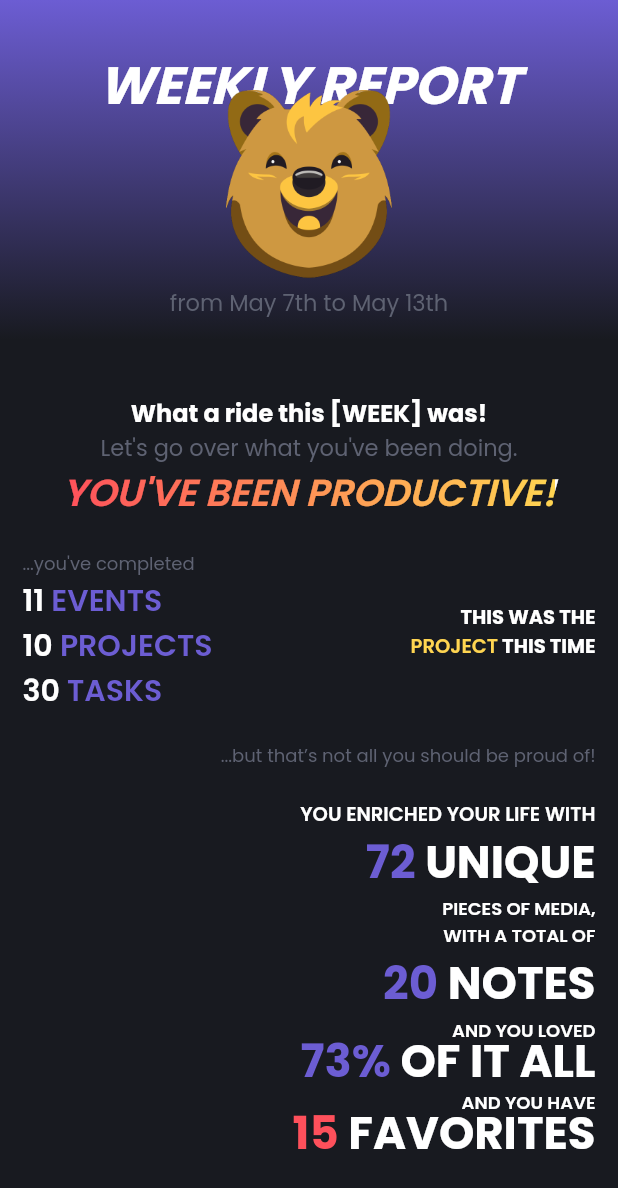
After one commit to DreFlo/lgp-2223-sc1, a Flutter app: the WeeklyReport screen opened directly, on a phone screen of 412 x 824 dp. The commit adds this screen. Shown: the top 1188 px of the screen. Run offline on Flutter 3.47's test engine with Material 2 defaults, Android fonts, the phone set to English and light mode, and no system bars; our stand-ins replace calendar_view, carousel_slider, floor, flutter_local_notifications, flutter_native_timezone, flutter_svg and 8 more; missing offline and left inert: books_finder, emojis, flutter_picker, notification_permissions, tmdb_api; accounts and stored records are empty; generated files the repository leaves out were written again.

Commit message:
Starting weekly report frontend

```diff
--- a/src/lib/pages/home_page.dart
+++ b/src/lib/pages/home_page.dart
@@ -6,19 +6,20 @@ import 'package:src/animation_test/main.dart';
 import 'package:src/daos/user_dao.dart';
 import 'package:src/models/badges.dart';
 import 'package:src/models/user.dart';
-import 'package:src/services/local_notifications_service.dart';
 import 'package:src/pages/auth/landing_page.dart';
 import 'package:src/pages/events/event_form.dart';
 import 'package:src/pages/gamification/badge_alert.dart';
 import 'package:src/pages/gamification/badges_page.dart';
 import 'package:src/pages/tasks/institution_form.dart';
+import 'package:src/pages/tasks/project_form.dart';
 import 'package:src/pages/tasks/subject_form.dart';
-import 'package:src/themes/colors.dart';
-import 'package:src/utils/service_locator.dart';
-import 'package:src/pages/tasks/project_form.dart';
 import 'package:src/pages/tasks/task_form.dart';
 import 'package:src/pages/timer/timer_form.dart';
+import 'package:src/pages/weekly_report/weekly_report.dart';
+import 'package:src/services/local_notifications_service.dart';
+import 'package:src/themes/colors.dart';
 import 'package:src/utils/reset_db.dart';
+import 'package:src/utils/service_locator.dart';
 
 class HomePage extends StatefulWidget {
   final String title;
@@ -330,6 +331,18 @@ class _HomePageState extends State<HomePage> with TickerProviderStateMixin {
                         color: Colors.white,
                         fontSize: 16,
                         fontWeight: FontWeight.w600))),
+            ElevatedButton(
+                onPressed: () {
+                  Navigator.push(
+                      context,
+                  MaterialPageRoute(
+                      builder: (context) => WeeklyReport()));
+                },
+                child: Text("Weekly Report",
+                    style: const TextStyle(
+                        color: Colors.white,
+                        fontSize: 16,
+                        fontWeight: FontWeight.w600))),
             FutureBuilder(
                 key: ValueKey<Object>(redrawObject),
                 future: serviceLocator<UserDao>().findAllUsers(),
--- /dev/null
+++ b/src/lib/pages/weekly_report/weekly_report.dart
@@ -0,0 +1,360 @@
+import 'package:flutter/material.dart';
+import 'package:src/themes/colors.dart';
+
+class WeeklyReport extends StatefulWidget {
+  const WeeklyReport({Key? key}) : super(key: key);
+
+  @override
+  State<WeeklyReport> createState() => _WeeklyReportState();
+}
+
+class _WeeklyReportState extends State<WeeklyReport> {
+  String startDate = 'May 7th';
+  String endDate = 'May 13th';
+
+  @override
+  Widget build(BuildContext context) {
+    return Scaffold(
+      body: Stack(
+        children: [
+          Container(
+            // Background container
+            decoration: BoxDecoration(
+              gradient: LinearGradient(
+                begin: Alignment.topCenter,
+                end: const Alignment(0, -0.45),
+                colors: [
+                  primaryColor,
+                  appBackground,
+                ],
+              ),
+            ),
+          ),
+          Center(
+              child: Padding(
+                  padding: const EdgeInsets.only(top: 30),
+                  child: Flex(direction: Axis.vertical, children: [
+                    Stack(
+                      alignment: Alignment.topCenter,
+                      children: [
+                        const Text(
+                          'WEEKLY REPORT',
+                          style: TextStyle(
+                            fontSize: 35,
+                            fontWeight: FontWeight.bold,
+                            fontStyle: FontStyle.italic,
+                            color: Colors.white,
+                          ),
+                        ),
+                        Container(
+                            margin: const EdgeInsets.only(top: 30),
+                            child: const Image(
+                              image: AssetImage('assets/images/emil.png'),
+                              height: 125,
+                              width: 125,
+                            ))
+                      ],
+                    ),
+                    const SizedBox(height: 5),
+                    Text(
+                      "from $startDate to $endDate",
+                      style: const TextStyle(
+                        fontSize: 15,
+                        color: grayText,
+                        fontWeight: FontWeight.w400,
+                      ),
+                    ),
+                    Expanded(
+                        child: SingleChildScrollView(
+                            padding: const EdgeInsets.only(
+                                top: 30, right: 15, left: 15),
+                            child: Column(children: [
+                              const SizedBox(height: 20),
+                              const Text(
+                                "What a ride this [WEEK] was!",
+                                style: TextStyle(
+                                  fontSize: 16,
+                                  color: Colors.white,
+                                  fontWeight: FontWeight.bold,
+                                ),
+                              ),
+                              const Text(
+                                "Let's go over what you've been doing.",
+                                style: TextStyle(
+                                  fontSize: 15,
+                                  color: grayText,
+                                  fontWeight: FontWeight.w400,
+                                ),
+                              ),
+                              ShaderMask(
+                                blendMode: BlendMode.srcIn,
+                                shaderCallback: (bounds) =>
+                                    const LinearGradient(colors: [
+                                  leisureColor,
+                                  studentColor,
+                                ]).createShader(
+                                  Rect.fromLTWH(
+                                      0, 0, bounds.width, bounds.height),
+                                ),
+                                child: const Text(
+                                  "YOU'VE BEEN PRODUCTIVE!",
+                                  style: TextStyle(
+                                    fontSize: 25,
+                                    color: Colors.white,
+                                    fontStyle: FontStyle.italic,
+                                    fontWeight: FontWeight.w600,
+                                  ),
+                                ),
+                              ),
+                              const SizedBox(height: 20),
+                              Row(
+                                mainAxisAlignment:
+                                    MainAxisAlignment.spaceBetween,
+                                children: [
+                                  Column(
+                                    crossAxisAlignment:
+                                        CrossAxisAlignment.start,
+                                    children: [
+                                      const Text(
+                                        "...you've completed",
+                                        style: TextStyle(
+                                          fontSize: 12,
+                                          color: grayText,
+                                          fontWeight: FontWeight.w400,
+                                        ),
+                                      ),
+                                      Row(
+                                        children: const [
+                                          Text(
+                                            "11",
+                                            style: TextStyle(
+                                              fontSize: 20,
+                                              color: Colors.white,
+                                              fontWeight: FontWeight.w600,
+                                            ),
+                                          ),
+                                          Text(
+                                            " EVENTS",
+                                            style: TextStyle(
+                                              fontSize: 20,
+                                              color: primaryColor,
+                                              fontWeight: FontWeight.w600,
+                                            ),
+                                          ),
+                                        ],
+                                      ),
+                                      Row(
+                                        children: const [
+                                          Text(
+                                            "10",
+                                            style: TextStyle(
+                                              fontSize: 20,
+                                              color: Colors.white,
+                                              fontWeight: FontWeight.w600,
+                                            ),
+                                          ),
+                                          Text(
+                                            " PROJECTS",
+                                            style: TextStyle(
+                                              fontSize: 20,
+                                              color: primaryColor,
+                                              fontWeight: FontWeight.w600,
+                                            ),
+                                          ),
+                                        ],
+                                      ),
+                                      Row(
+                                        children: const [
+                                          Text(
+                                            "30",
+                                            style: TextStyle(
+                                              fontSize: 20,
+                                              color: Colors.white,
+                                              fontWeight: FontWeight.w600,
+                                            ),
+                                          ),
+                                          Text(
+                                            " TASKS",
+                                            style: TextStyle(
+                                              fontSize: 20,
+                                              color: primaryColor,
+                                              fontWeight: FontWeight.w600,
+                                            ),
+                                          ),
+                                        ],
+                                      )
+                                    ],
+                                  ),
+                                  Column(
+                                      crossAxisAlignment:
+                                          CrossAxisAlignment.end,
+                                      children: [
+                                        Container(), // TODO
+                                        const Text("THIS WAS THE"),
+                                        Row(children: const [
+                                          Text(" PROJECT",
+                                              style: TextStyle(
+                                                color: studentColor,
+                                                // TODO
+                                                fontWeight: FontWeight.w600,
+                                              )),
+                                          Text(" THIS TIME")
+                                        ]),
+                                      ])
+                                ],
+                              ),
+                              const SizedBox(height: 20),
+                              Row(
+                                  mainAxisAlignment: MainAxisAlignment.end,
+                                  children: const [
+                                    Text(
+                                      "...but that’s not all you should be proud of!",
+                                      style: TextStyle(
+                                        fontSize: 12,
+                                        color: grayText,
+                                        fontWeight: FontWeight.w400,
+                                      ),
+                                    ),
+                                  ]),
+                              const SizedBox(height: 20),
+                              Row(
+                                  mainAxisAlignment:
+                                      MainAxisAlignment.spaceBetween,
+                                  children: [
+                                    Container(),
+                                    Column(
+                                        crossAxisAlignment:
+                                            CrossAxisAlignment.end,
+                                        children: [
+                                          const Text(
+                                            "YOU ENRICHED YOUR LIFE WITH",
+                                            style: TextStyle(
+                                              fontSize: 13,
+                                              color: Colors.white,
+                                              fontWeight: FontWeight.w600,
+                                            ),
+                                          ),
+                                          Row(children: const [
+                                            Text(
+                                              "72",
+                                              style: TextStyle(
+                                                fontSize: 30,
+                                                color: primaryColor,
+                                                fontWeight: FontWeight.bold,
+                                              ),
+                                            ),
+                                            Text(
+                                              " UNIQUE",
+                                              style: TextStyle(
+                                                fontSize: 30,
+                                                color: Colors.white,
+                                                fontWeight: FontWeight.bold,
+                                              ),
+                                            ),
+                                          ]),
+                                          const Text(
+                                            "PIECES OF MEDIA,",
+                                            style: TextStyle(
+                                              fontSize: 12,
+                                              color: Colors.white,
+                                              fontWeight: FontWeight.w600,
+                                            ),
+                                          ),
+                                          const Text(
+                                            "WITH A TOTAL OF",
+                                            style: TextStyle(
+                                              fontSize: 12,
+                                              color: Colors.white,
+                                              fontWeight: FontWeight.w600,
+                                            ),
+                                          ),
+                                          Row(children: const [
+                                            Text(
+                                              "20",
+                                              style: TextStyle(
+                                                fontSize: 30,
+                                                color: primaryColor,
+                                                fontWeight: FontWeight.bold,
+                                              ),
+                                            ),
+                                            Text(
+                                              " NOTES",
+                                              style: TextStyle(
+                                                fontSize: 30,
+                                                color: Colors.white,
+                                                fontWeight: FontWeight.bold,
+                                              ),
+                                            ),
+                                          ]),
+                                          const Text(
+                                            "AND YOU LOVED",
+                                            style: TextStyle(
+                                              fontSize: 12,
+                                              color: Colors.white,
+                                              fontWeight: FontWeight.w600,
+                                            ),
+                                          ),
+                                          Row(
+                                              crossAxisAlignment:
+                                                  CrossAxisAlignment.center,
+                                              children: const [
+                                                Text(
+                                                  "73%",
+                                                  style: TextStyle(
+                                                    fontSize: 30,
+                                                    height: 1,
+                                                    color: primaryColor,
+                                                    fontWeight: FontWeight.bold,
+                                                  ),
+                                                ),
+                                                Text(
+                                                  " OF IT ALL",
+                                                  style: TextStyle(
+                                                    fontSize: 30,
+                                                    height: 1,
+                                                    color: Colors.white,
+                                                    fontWeight: FontWeight.bold,
+                                                  ),
+                                                ),
+                                              ]),
+                                          const Text(
+                                            "AND YOU HAVE",
+                                            style: TextStyle(
+                                              fontSize: 12,
+                                              color: Colors.white,
+                                              fontWeight: FontWeight.w600,
+                                            ),
+                                          ),
+                                          Row(
+                                            mainAxisAlignment: MainAxisAlignment.center,
+                                              crossAxisAlignment:
+                                                  CrossAxisAlignment.center,
+                                              children: const [
+                                                Text(
+                                                  "15",
+                                                  style: TextStyle(
+                                                    fontSize: 30,
+                                                    height: 1,
+                                                    color: leisureColor,
+                                                    fontWeight: FontWeight.bold,
+                                                  ),
+                                                ),
+                                                Text(
+                                                  " FAVORITES",
+                                                  style: TextStyle(
+                                                    fontSize: 30,
+                                                    height: 1,
+                                                    color: Colors.white,
+                                                    fontWeight: FontWeight.bold,
+                                                  ),
+                                                ),
+                                              ])
+                                        ])
+                                  ])
+                            ])))
+                  ])))
+        ],
+      ),
+    );
+  }
+}
```
